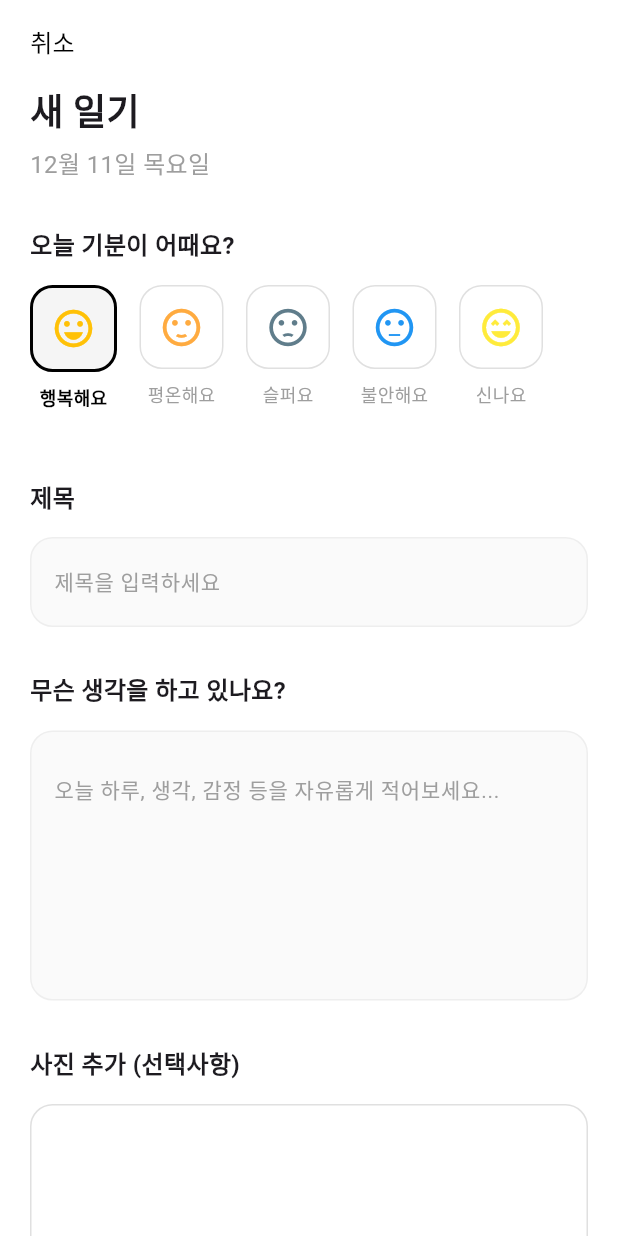
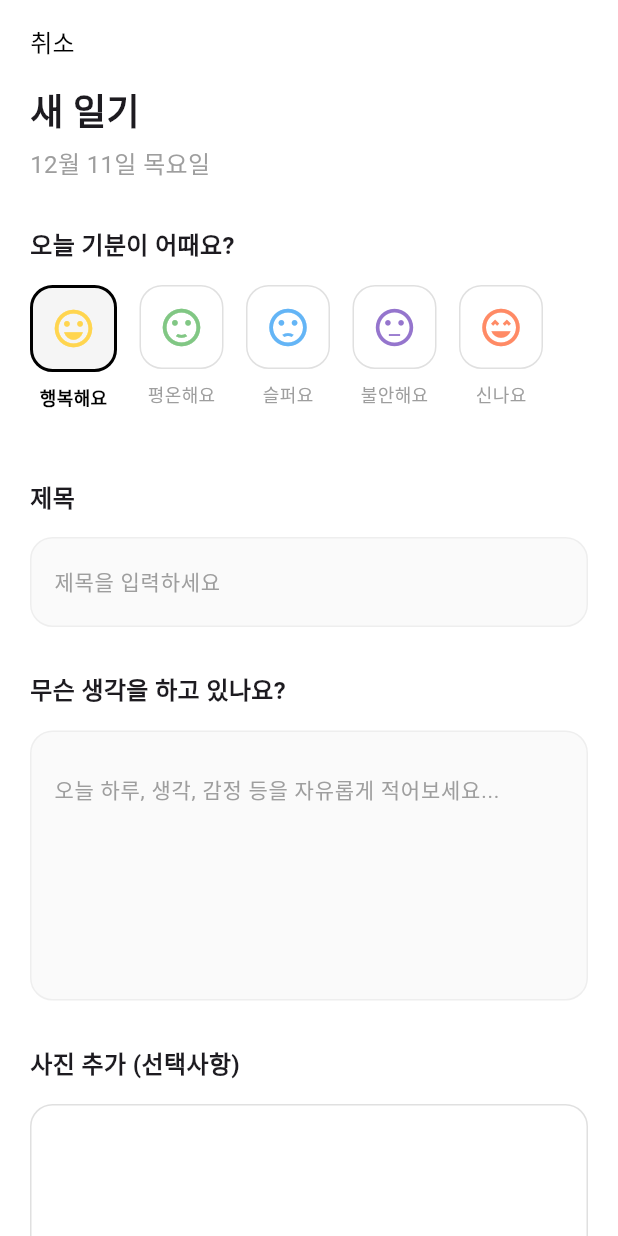
Before and after one commit to parkharoi/voda_front, a Flutter app: the DiaryWriteScreen screen opened directly with empty values, on a phone screen of 412 x 824 dp. Run offline on Flutter 3.47's test engine with Material 3 defaults, Android fonts, the phone set to English and light mode, and no system bars; our stand-ins replace flutter_secure_storage, image_picker, table_calendar; accounts and stored records are empty.

Commit message:
style : 이모지 통용으로 변경

```diff
--- a/lib/common/constants.dart
+++ b/lib/common/constants.dart
@@ -18,7 +18,7 @@ class AppConstants {
     {
       'code' : 'PEACE',
       'label' : '평온해요',
-      'icon' : Icons.spa,
+      'icon' : Icons.sentiment_satisfied,
       'color' : Color(0xFF81C784),
     },
     {
@@ -30,13 +30,13 @@ class AppConstants {
     {
       'code' : 'ANXIETY',
       'label' : '불안해요',
-      'icon' : Icons.error_outline,
+      'icon' : Icons.sentiment_neutral,
       'color' : Color(0xFF9575CD),
     },
     {
       'code' : 'EXCITED',
       'label' : '신나요',
-      'icon' : Icons.celebration,
+      'icon' : Icons.sentiment_very_satisfied_outlined,
       'color' : Color(0xFFFF8A65),
     },
   ];
--- a/lib/screens/diary_detail_screen.dart
+++ b/lib/screens/diary_detail_screen.dart
@@ -84,11 +84,11 @@ class DiaryDetailScreen extends StatelessWidget {
             const SizedBox(height: 24),
 
             // 3. 이미지 (모델에 imageUrl이 있다고 가정시 사용)
-            if (diary.imageUrl != null && diary.imageUrl!.isNotEmpty) ...[
+            if (diary.imgUrl != null && diary.imgUrl!.isNotEmpty) ...[
               ClipRRect(
                 borderRadius: BorderRadius.circular(16),
                 child: Image.network(
-                  diary.imageUrl!,
+                  diary.imgUrl!,
                   width: double.infinity,
                   fit: BoxFit.cover,
                 ),
--- a/lib/screens/diary_write_screen.dart
+++ b/lib/screens/diary_write_screen.dart
@@ -1,16 +1,13 @@
 import 'package:flutter/material.dart';
 import 'package:intl/intl.dart';
 import 'package:provider/provider.dart';
+import 'package:voda_front/common/constants.dart';
 import 'package:voda_front/viewmodels/diary_view_model.dart';
-import 'dart:io'; // 파일 이미지를 보여주기 위해 필요
+import 'dart:io';
 
-// 필요한 경우 색상 상수 파일 import (없으면 아래 하드코딩된 색상 사용)
-// import '../common/app_colors.dart';
 
 class DiaryWriteScreen extends StatefulWidget {
   final DateTime selectedDate;
-
-  // 수정 시 필요한 데이터들 (선택사항)
   final String? existingTitle;
   final String? existingContent;
   final int? existingMoodIndex;
@@ -32,14 +29,6 @@ class _DiaryWriteScreenState extends State<DiaryWriteScreen> {
   final _contentController = TextEditingController();
   int _selectedMoodIndex = 0; // 0: 행복해요 (기본값)
 
-  // 기분 데이터 (디자인용)
-  final List<Map<String, dynamic>> _moods = [
-    {'label': '행복해요', 'icon': Icons.sentiment_very_satisfied, 'color': Colors.amber},
-    {'label': '평온해요', 'icon': Icons.sentiment_satisfied, 'color': Colors.orangeAccent},
-    {'label': '슬퍼요', 'icon': Icons.sentiment_dissatisfied, 'color': Colors.blueGrey},
-    {'label': '불안해요', 'icon': Icons.sentiment_neutral, 'color': Colors.blue},
-    {'label': '신나요', 'icon': Icons.sentiment_very_satisfied_outlined, 'color': Colors.yellow},
-  ];
 
   @override
   void initState() {
@@ -107,10 +96,10 @@ class _DiaryWriteScreenState extends State<DiaryWriteScreen> {
               height: 100,
               child: ListView.separated(
                 scrollDirection: Axis.horizontal,
-                itemCount: _moods.length,
+                itemCount: AppConstants.moods.length,
                 separatorBuilder: (context, index) => const SizedBox(width: 15),
                 itemBuilder: (context, index) {
-                  final mood = _moods[index];
+                  final mood = AppConstants.moods[index];
                   final isSelected = _selectedMoodIndex == index;
 
                   return GestureDetector(
```
Also changed, not shown: lib/repositories/diary_repository.dart (+21 -1 lines), lib/viewmodels/diary_view_model.dart (+8 -0 lines).
